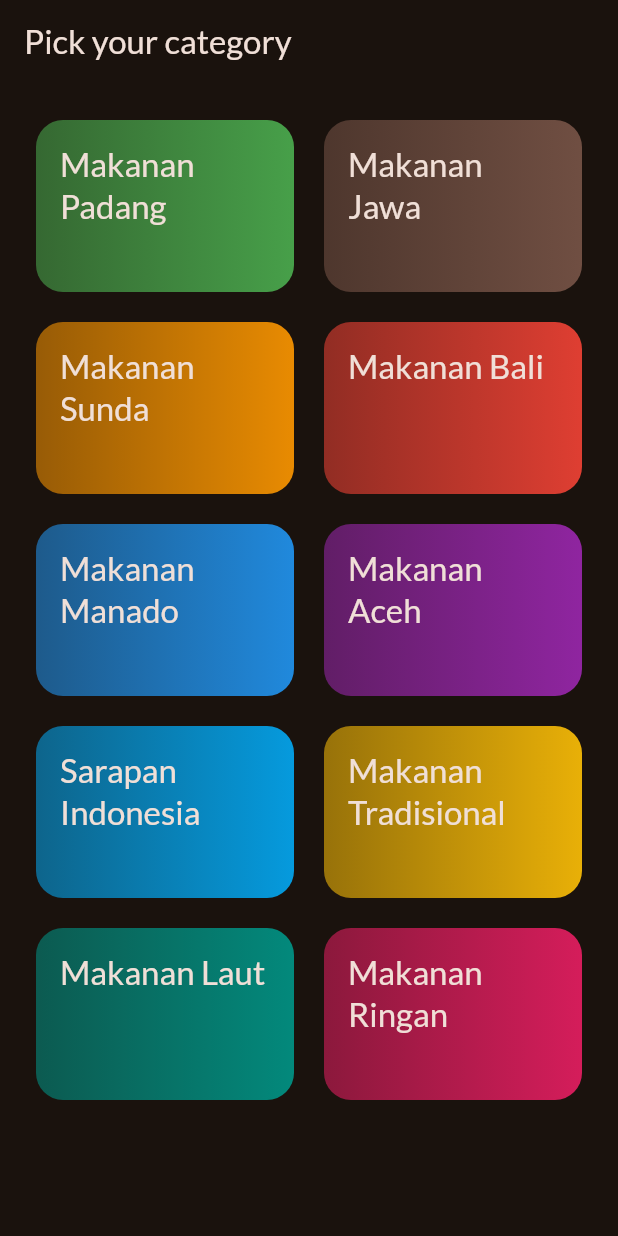
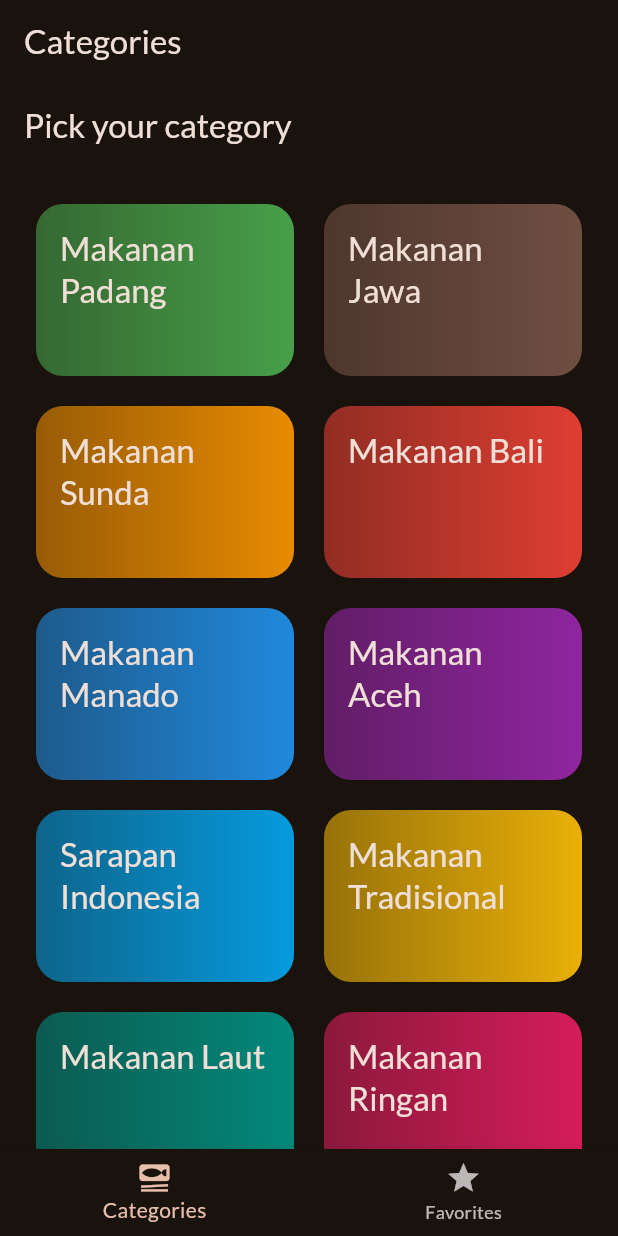
Before and after one commit to bagoesrex/Recipe-App, a Flutter app: the screen it shows after launch, on a phone screen of 412 x 824 dp. Run offline on Flutter 3.47's test engine with Material 3 defaults, Android fonts, the phone set to English and light mode, and no system bars; our stand-ins replace google_fonts, transparent_image.

Commit message:
feat: add tabs screen and bottom navigation bar

```diff
--- a/lib/main.dart
+++ b/lib/main.dart
@@ -1,6 +1,6 @@
 import 'package:flutter/material.dart';
 import 'package:google_fonts/google_fonts.dart';
-import 'package:recipe_app/screens/categories.dart';
+import 'package:recipe_app/screens/tabs.dart';
 
 final theme = ThemeData(
   useMaterial3: true,
@@ -20,6 +20,6 @@ class App extends StatelessWidget {
 
   @override
   Widget build(BuildContext context) {
-    return MaterialApp(theme: theme, home: const CategoriesScreen());
+    return MaterialApp(theme: theme, home: const TabsScreen());
   }
 }
--- /dev/null
+++ b/lib/screens/tabs.dart
@@ -0,0 +1,49 @@
+import 'package:flutter/material.dart';
+import 'package:recipe_app/screens/categories.dart';
+import 'package:recipe_app/screens/recipes.dart';
+
+class TabsScreen extends StatefulWidget {
+  const TabsScreen({super.key});
+
+  @override
+  State<TabsScreen> createState() {
+    return _TabsScreenState();
+  }
+}
+
+class _TabsScreenState extends State<TabsScreen> {
+  int _selectedPageIndex = 0;
+
+  void _selectedPage(int index) {
+    setState(() {
+      _selectedPageIndex = index;
+    });
+  }
+
+  @override
+  Widget build(BuildContext context) {
+    Widget activePage = const CategoriesScreen();
+    var activePageTitle = 'Categories';
+
+    if (_selectedPageIndex == 1) {
+      activePage = RecipesScreen(title: 'Favorites', recipes: []);
+      activePageTitle = 'Favorites';
+    }
+
+    return Scaffold(
+      appBar: AppBar(title: Text(activePageTitle)),
+      body: activePage,
+      bottomNavigationBar: BottomNavigationBar(
+        onTap: _selectedPage,
+        currentIndex: _selectedPageIndex,
+        items: const [
+          BottomNavigationBarItem(
+            icon: Icon(Icons.set_meal),
+            label: 'Categories',
+          ),
+          BottomNavigationBarItem(icon: Icon(Icons.star), label: 'Favorites'),
+        ],
+      ),
+    );
+  }
+}
```
